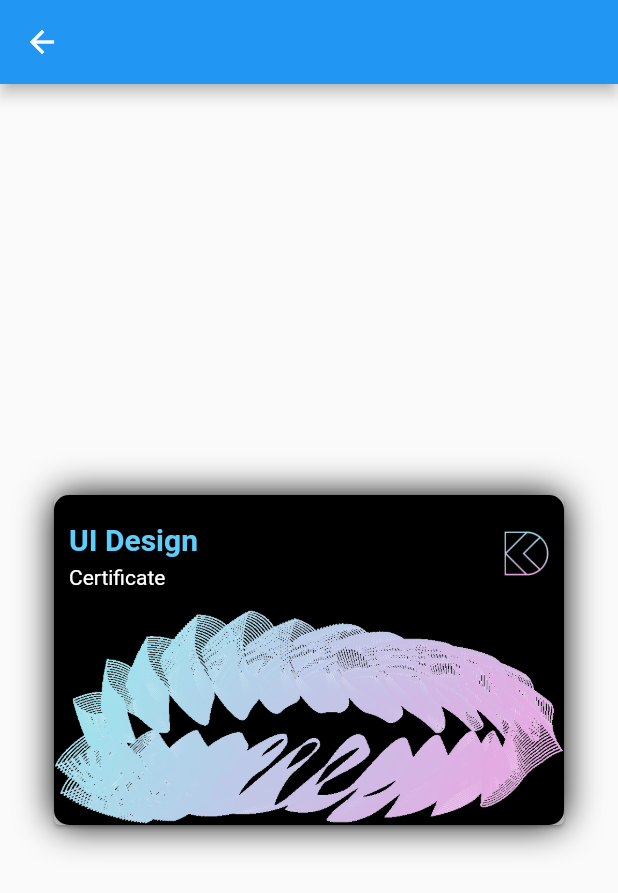
After one commit to GavinHome/flutter_design_code, a Flutter app: the PhysicsCardDragDemo screen opened directly, on a phone screen of 412 x 824 dp. The commit adds this screen. Shown: the top 893 px of the screen. Run offline on Flutter 3.47's test engine with Material 2 defaults, Android fonts, the light colour scheme and no system bars; our stand-ins replace flutter_datetime_picker.

Commit message:
update code

```diff
--- /dev/null
+++ b/lib/example/drag_demo.dart
@@ -0,0 +1,118 @@
+import 'package:flutter/material.dart';
+import 'package:flutter/physics.dart';
+import 'package:flutter_design_code/certificates/certificates.dart';
+
+class PhysicsCardDragDemo extends StatelessWidget {
+  @override
+  Widget build(BuildContext context) {
+    return Scaffold(
+      appBar: AppBar(),
+      body: DraggableCard(
+        child: CertificateItem(
+                                item: CertificateModel(
+                                    title: "UI Design",
+                                    image: "assets/Certificate1.png",
+                                    width: 340,
+                                    height: 220)),
+        // child: FlutterLogo(
+        //   size: 128,
+        // ),
+      ),
+    );
+  }
+}
+
+/// A draggable card that moves back to [Alignment.center] when it's
+/// released.
+class DraggableCard extends StatefulWidget {
+  final Widget child;
+  DraggableCard({this.child});
+
+  @override
+  _DraggableCardState createState() => _DraggableCardState();
+}
+
+class _DraggableCardState extends State<DraggableCard>
+    with SingleTickerProviderStateMixin {
+  AnimationController _controller;
+
+  /// The alignment of the card as it is dragged or being animated.
+  ///
+  /// While the card is being dragged, this value is set to the values computed
+  /// in the GestureDetector onPanUpdate callback. If the animation is running,
+  /// this value is set to the value of the [_animation].
+  Alignment _dragAlignment = Alignment.center;
+
+  Animation<Alignment> _animation;
+
+  /// Calculates and runs a [SpringSimulation].
+  void _runAnimation(Offset pixelsPerSecond, Size size) {
+    _animation = _controller.drive(
+      AlignmentTween(
+        begin: _dragAlignment,
+        end: Alignment.center,
+      ),
+    );
+    // Calculate the velocity relative to the unit interval, [0,1],
+    // used by the animation controller.
+    final unitsPerSecondX = pixelsPerSecond.dx / size.width;
+    final unitsPerSecondY = pixelsPerSecond.dy / size.height;
+    final unitsPerSecond = Offset(unitsPerSecondX, unitsPerSecondY);
+    final unitVelocity = unitsPerSecond.distance;
+
+    const spring = SpringDescription(
+      mass: 30,
+      stiffness: 1,
+      damping: 1,
+    );
+
+    final simulation = SpringSimulation(spring, 0, 1, -unitVelocity);
+
+    _controller.animateWith(simulation);
+  }
+
+  @override
+  void initState() {
+    super.initState();
+    _controller = AnimationController(vsync: this);
+
+    _controller.addListener(() {
+      setState(() {
+        _dragAlignment = _animation.value;
+      });
+    });
+  }
+
+  @override
+  void dispose() {
+    _controller.dispose();
+    super.dispose();
+  }
+
+  @override
+  Widget build(BuildContext context) {
+    final size = MediaQuery.of(context).size;
+    return GestureDetector(
+      onPanDown: (details) {
+        _controller.stop();
+      },
+      onPanUpdate: (details) {
+        setState(() {
+          _dragAlignment += Alignment(
+            details.delta.dx / (size.width / 2),
+            details.delta.dy / (size.height / 2),
+          );
+        });
+      },
+      onPanEnd: (details) {
+        _runAnimation(details.velocity.pixelsPerSecond, size);
+      },
+      child: Align(
+        alignment: _dragAlignment,
+        child: Card(
+          child: widget.child,
+        ),
+      ),
+    );
+  }
+}
--- a/lib/preview.dart
+++ b/lib/preview.dart
@@ -2,7 +2,7 @@ import 'package:flutter/material.dart';
 
 class Preview extends StatelessWidget {
   Preview({Key key, this.child}) : super(key: key);
-  Widget child;
+  final Widget child;
 
   @override
   Widget build(BuildContext context) {
```
Also changed, not shown: lib/certificates/certificates.dart (+2 -17 lines), lib/main.dart (+8 -2 lines).
